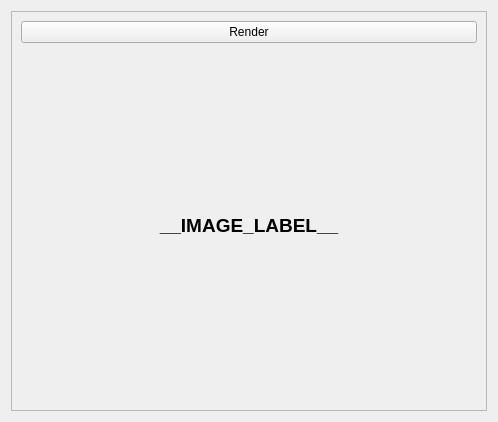
ZacharyBork/NectarRender, file nectar_render/gui/resource/mainwidget.ui: the form before one commit.
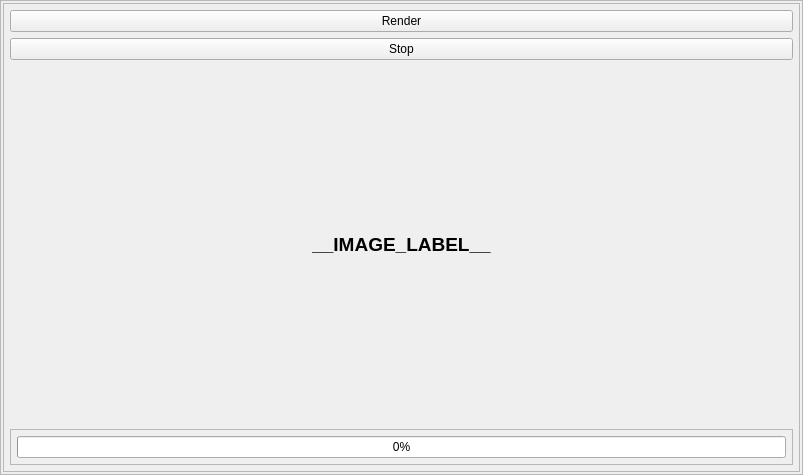
The form after the commit.

What changed in the file:
```diff
--- a/nectar_render/gui/resource/mainwidget.ui
+++ b/nectar_render/gui/resource/mainwidget.ui
@@ -6,14 +6,47 @@
    <rect>
     <x>0</x>
     <y>0</y>
-    <width>498</width>
-    <height>422</height>
+    <width>803</width>
+    <height>475</height>
    </rect>
   </property>
   <property name="windowTitle">
    <string>Form</string>
   </property>
   <layout class="QVBoxLayout" name="verticalLayout">
+   <property name="leftMargin">
+    <number>0</number>
+   </property>
+   <property name="topMargin">
+    <number>0</number>
+   </property>
+   <property name="rightMargin">
+    <number>0</number>
+   </property>
+   <property name="bottomMargin">
+    <number>0</number>
+   </property>
+   <item>
+    <widget class="QFrame" name="frame_2">
+     <property name="frameShape">
+      <enum>QFrame::StyledPanel</enum>
+     </property>
+     <property name="frameShadow">
+      <enum>QFrame::Raised</enum>
+     </property>
+     <layout class="QHBoxLayout" name="horizontalLayout">
+      <property name="leftMargin">
+       <number>2</number>
+      </property>
+      <property name="topMargin">
+       <number>2</number>
+      </property>
+      <property name="rightMargin">
+       <number>2</number>
+      </property>
+      <property name="bottomMargin">
+       <number>2</number>
+      </property>
    <item>
     <widget class="QFrame" name="frame">
      <property name="frameShape">
@@ -23,6 +56,18 @@
       <enum>QFrame::Raised</enum>
      </property>
      <layout class="QVBoxLayout" name="verticalLayout_2">
+         <property name="leftMargin">
+          <number>6</number>
+         </property>
+         <property name="topMargin">
+          <number>6</number>
+         </property>
+         <property name="rightMargin">
+          <number>6</number>
+         </property>
+         <property name="bottomMargin">
+          <number>6</number>
+         </property>
       <item>
        <widget class="QPushButton" name="render">
         <property name="text">
@@ -30,6 +75,13 @@
         </property>
        </widget>
       </item>
+         <item>
+          <widget class="QPushButton" name="stop">
+           <property name="text">
+            <string>Stop</string>
+           </property>
+          </widget>
+         </item>
       <item>
        <widget class="QLabel" name="image_label">
         <property name="font">
@@ -47,6 +99,46 @@
         <property name="alignment">
          <set>Qt::AlignCenter</set>
         </property>
+          </widget>
+         </item>
+         <item>
+          <widget class="QFrame" name="frame_3">
+           <property name="sizePolicy">
+            <sizepolicy hsizetype="Preferred" vsizetype="Maximum">
+             <horstretch>0</horstretch>
+             <verstretch>0</verstretch>
+            </sizepolicy>
+           </property>
+           <property name="frameShape">
+            <enum>QFrame::StyledPanel</enum>
+           </property>
+           <property name="frameShadow">
+            <enum>QFrame::Raised</enum>
+           </property>
+           <layout class="QHBoxLayout" name="horizontalLayout_2">
+            <property name="leftMargin">
+             <number>6</number>
+            </property>
+            <property name="topMargin">
+             <number>6</number>
+            </property>
+            <property name="rightMargin">
+             <number>6</number>
+            </property>
+            <property name="bottomMargin">
+             <number>6</number>
+            </property>
+            <item>
+             <widget class="QProgressBar" name="progress_bar">
+              <property name="value">
+               <number>0</number>
+              </property>
+             </widget>
+            </item>
+           </layout>
+          </widget>
+         </item>
+        </layout>
        </widget>
       </item>
      </layout>
```
Lines whose indentation alone changed are shown as unchanged.
